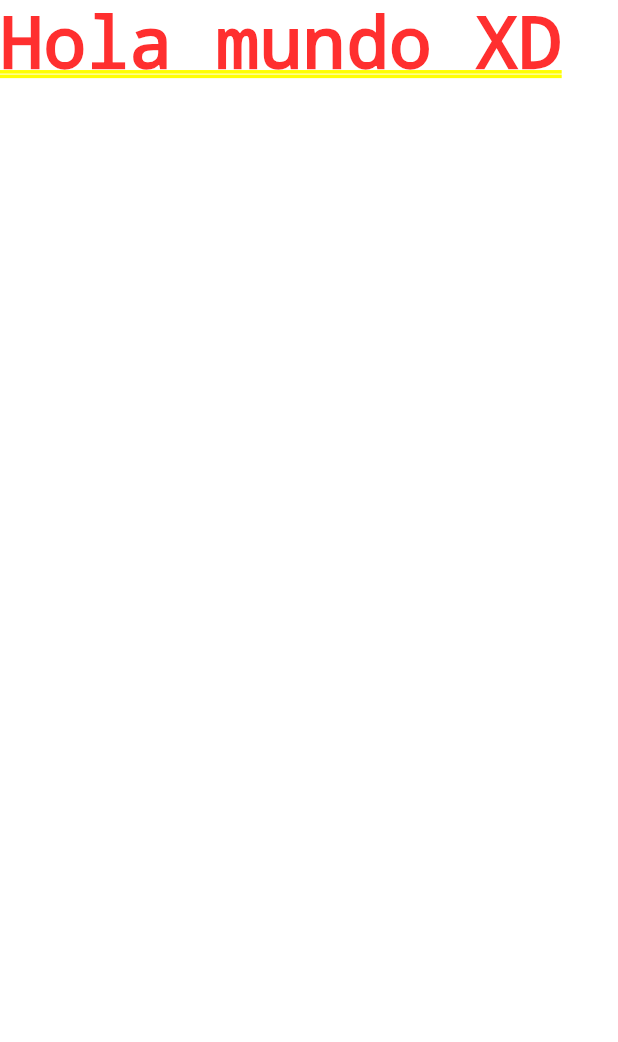
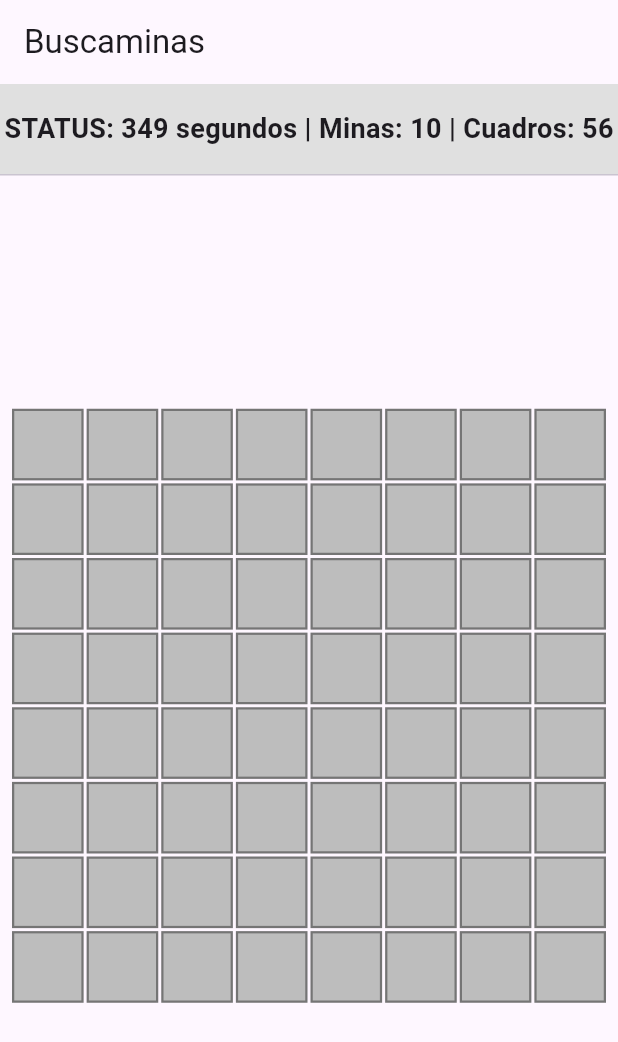
Before and after one commit to Kaelleon/3479A321_2024479025, a Flutter app: the screen it shows after launch, on a phone screen of 412 x 824 dp. Shown: the top 1042 px of the screen. Run offline on Flutter 3.47's test engine with Material 3 defaults, Android fonts, the light colour scheme and no system bars.

Commit message:
buscaminas progreso

```diff
--- a/lib/main.dart
+++ b/lib/main.dart
@@ -14,7 +14,77 @@ class MyApp extends StatelessWidget
     return MaterialApp(
       title: 'Buscamina',
       theme: ThemeData(primarySwatch: Colors.blue),
-      home: const Text('Hola mundo XD'),
+      home: const MinesweeperScreen(),
     );
   }
 }
+class MinesweeperScreen extends StatelessWidget
+{
+    const MinesweeperScreen({Key? key}) : super(key: key);
+    @override
+  Widget build(BuildContext context)
+  {
+    return Scaffold(
+    appBar: AppBar(title: const Text('Buscaminas')),
+    body: SafeArea( // Protege la UI de los bordes del dispositivo
+    child: Column( // Apila el marcador arriba y el tablero abajo
+    children: [
+    // Área de Status
+    Container(
+    height: 60,
+    color: Colors.grey[300],
+    child: const Center(
+    child: Text('STATUS: 349 segundos | Minas: 10 | Cuadros: 56',
+    style: TextStyle(fontWeight: FontWeight.bold, fontSize: 18),
+    ),
+    ),
+    ),
+    const Divider(height: 1),
+    // Área de Juego
+    Expanded( // Expande el tablero para llenar la pantalla
+    child: _gameBoard(),
+    ),
+    ],
+    ),
+    ),
+    );
+  }
+
+  Widget _gameBoard()
+  {
+    return Center
+    (
+      child: Padding
+      (
+        padding: const EdgeInsets.all(8.0),
+        child: AspectRatio
+        (
+          aspectRatio: 1.0, // Cuadrado perfecto
+          child: GridView.builder
+          (
+            physics: const NeverScrollableScrollPhysics(), // Bloquea el scroll
+            gridDelegate: const SliverGridDelegateWithFixedCrossAxisCount
+            (
+              crossAxisCount: 8, // 8 columnas
+              crossAxisSpacing: 2.0,
+              mainAxisSpacing: 2.0,
+            ),
+
+            itemCount: 64, // 8x8 = 64 celdas
+            itemBuilder: (context, index)
+            {
+              return Container
+              (
+                decoration: BoxDecoration
+                (
+                  color: Colors.grey[400],
+                  border: Border.all(color: Colors.grey[600]!, width: 1.5),
+                ),
+              );
+            },
+          ),
+        ),
+      ),
+    );
+  }
+}
```
